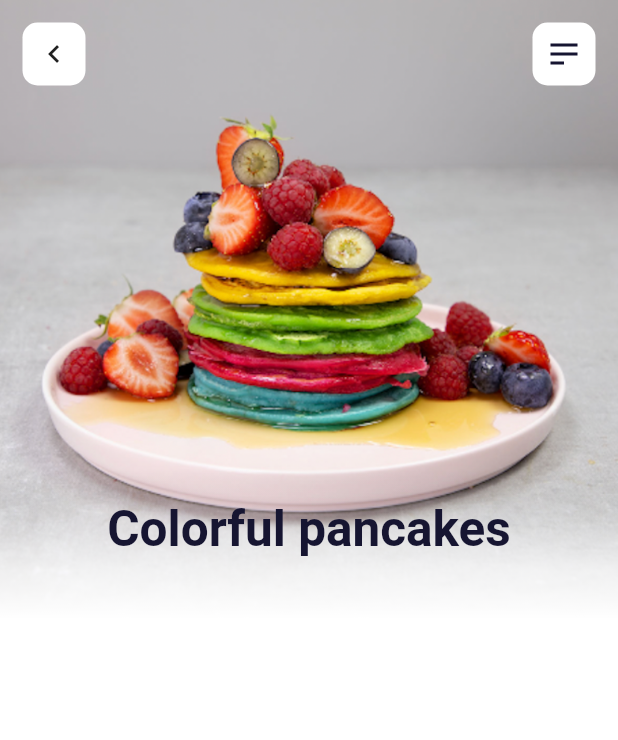
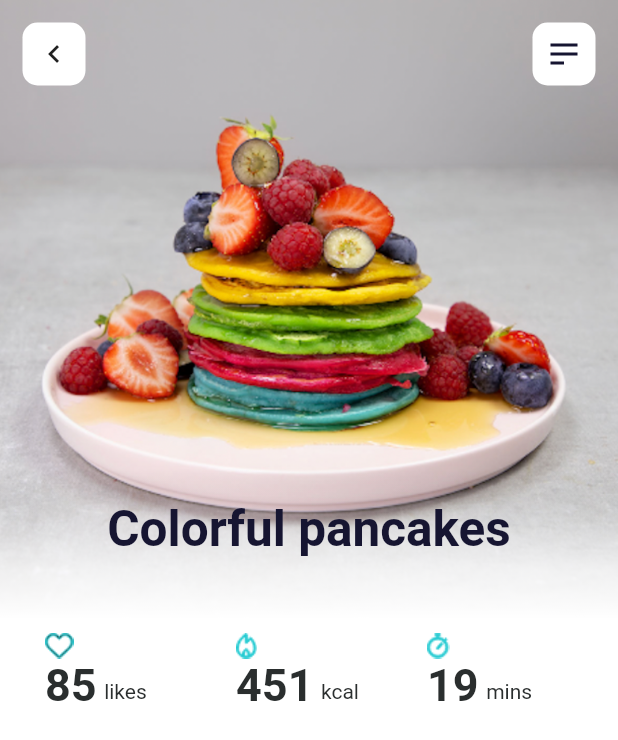
Before and after one commit to Volgar04/bodyo, a Flutter app: the screen it shows after launch, on a phone screen of 412 x 824 dp. Shown: the top 740 px of the screen. Run offline on Flutter 3.47's test engine with Material 2 defaults, Android fonts, the phone set to English and light mode, and no system bars; drawn by our look-alikes of auto_size_text.

Commit message:
Recipes banner done

```diff
--- /dev/null
+++ b/lib/ui/components/recipes_banner.dart
@@ -0,0 +1,78 @@
+import 'package:auto_size_text/auto_size_text.dart';
+import 'package:flutter/material.dart';
+
+class RecipesBanner extends StatelessWidget {
+  @override
+  Widget build(BuildContext context) {
+    return Padding(
+      padding: EdgeInsets.symmetric(horizontal: 15.0, vertical: 10.0),
+      child: Row(
+        children: [
+          BannerItem(
+            text: 'likes',
+            value: '85',
+            imageAsset: 'assets/images/heart.png',
+          ),
+          BannerItem(
+            text: 'kcal',
+            value: '451',
+            imageAsset: 'assets/images/calories.png',
+          ),
+          BannerItem(
+            text: 'mins',
+            value: '19',
+            imageAsset: 'assets/images/time.png',
+          ),
+        ],
+      ),
+    );
+  }
+}
+
+class BannerItem extends StatelessWidget {
+  final String value;
+  final String text;
+  final String imageAsset;
+
+  const BannerItem({@required this.text, @required this.value, @required this.imageAsset});
+
+  @override
+  Widget build(BuildContext context) {
+    return Expanded(
+      child: Padding(
+        padding: EdgeInsets.symmetric(horizontal: 15.0),
+        child: Column(
+          crossAxisAlignment: CrossAxisAlignment.start,
+          children: [
+            Image.asset(
+              imageAsset,
+              height: 17.0,
+            ),
+            Row(
+              crossAxisAlignment: CrossAxisAlignment.end,
+              children: [
+                AutoSizeText(
+                  value,
+                  style: TextStyle(color: Color(0xff2A2E2E), fontWeight: FontWeight.bold, fontSize: 30.0),
+                  maxLines: 1,
+                  minFontSize: 10.0,
+                  maxFontSize: 30.0,
+                ),
+                SizedBox(width: 5.0),
+                Expanded(
+                  child: Padding(
+                    padding: const EdgeInsets.only(bottom: 5.0),
+                    child: Text(
+                      text,
+                      style: TextStyle(color: Color(0xff2A2E2E), fontSize: 14.0),
+                    ),
+                  ),
+                ),
+              ],
+            ),
+          ],
+        ),
+      ),
+    );
+  }
+}
--- a/lib/ui/screens/home_screen.dart
+++ b/lib/ui/screens/home_screen.dart
@@ -1,3 +1,4 @@
+import 'package:bodyo/ui/components/recipes_banner.dart';
 import 'package:bodyo/ui/components/recipes_header.dart';
 import 'package:flutter/material.dart';
 
@@ -11,6 +12,9 @@ class HomeScreen extends StatelessWidget {
             title: 'Colorful pancakes',
             background: 'assets/images/background.png',
           ),
+          SliverToBoxAdapter(
+            child: RecipesBanner(),
+          ),
         ],
       ),
     );
--- a/pubspec.yaml
+++ b/pubspec.yaml
@@ -13,7 +13,6 @@ dependencies:
     sdk: flutter
 
   cupertino_icons: ^1.0.0
-  flutter_svg: ^0.19.1
   auto_size_text: ^2.1.0
 
 dev_dependencies:
@@ -26,4 +25,3 @@ flutter:
 
   assets:
     - assets/images/
-    - assets/svg
```
Also changed, not shown: assets/images/calories.png (added), assets/images/heart.png (added), assets/images/time.png (added), assets/svg/Group 2020.svg (deleted), assets/svg/Group 2047.svg (deleted), assets/svg/Group 2117.svg (deleted), assets/svg/book-2.svg (deleted), assets/svg/calories.svg (deleted), assets/svg/heart.svg (deleted), assets/svg/kettlebell.svg (deleted), pubspec.lock.
